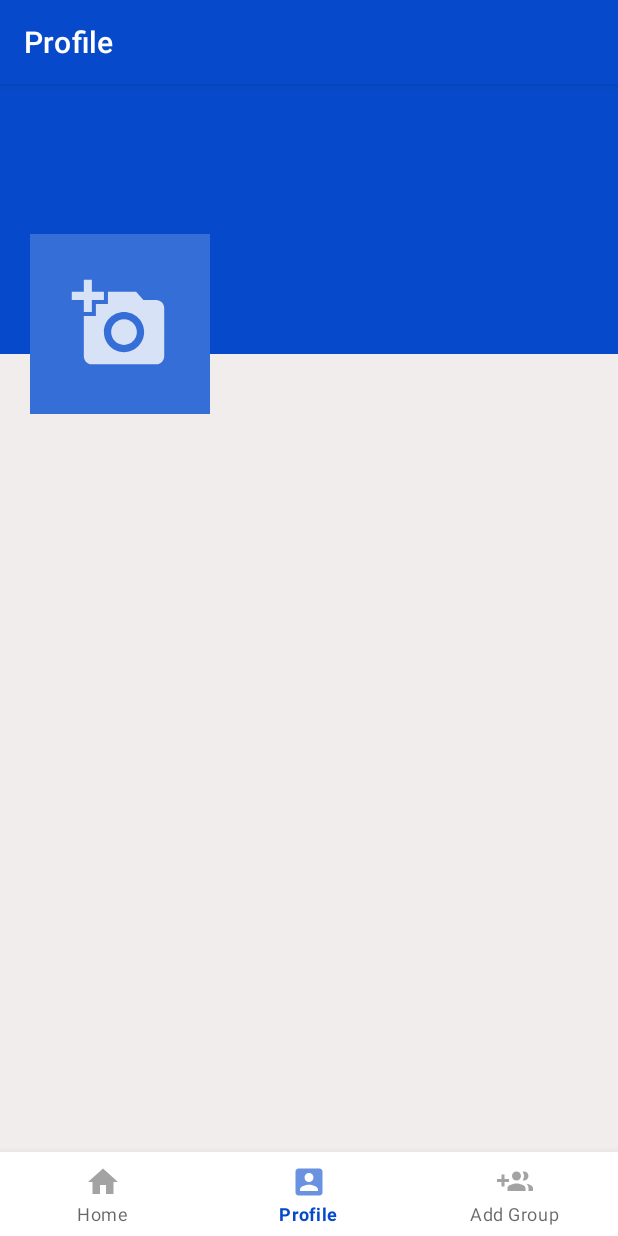
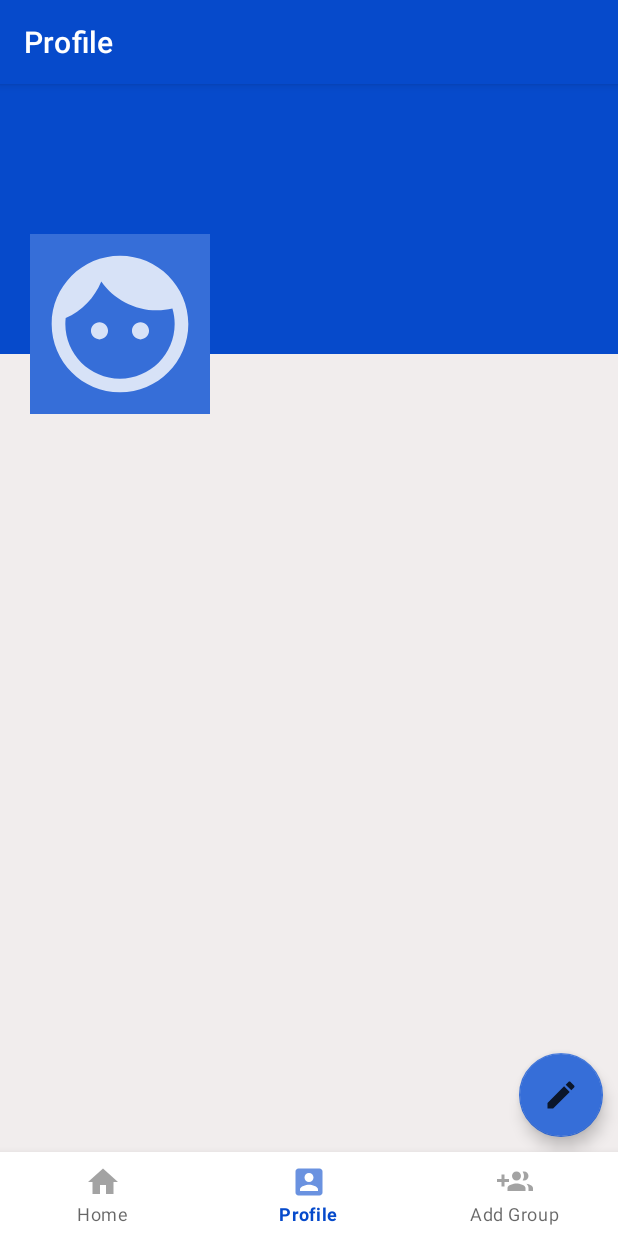
Before and after one commit to Nashrullahs/Project-Asknonim, an Android app: the screen it shows after launch once a user with an empty profile is signed in (DashboardActivity), item 2 of the bottom bar chosen, on a phone screen of 412 x 824 dp. Run offline under Robolectric (Android 15) with nearby library versions, the phone set to English and light mode, and no system bars; our stand-ins replace Firebase (no records; nobody signed in at launch, a user with empty details on screens opened directly), Picasso; 1 statement that could not run was skipped.

Commit message:
Menambahkan add button edit profile

```diff
--- a/app/build.gradle
+++ b/app/build.gradle
@@ -35,6 +35,7 @@ dependencies {
     implementation 'androidx.constraintlayout:constraintlayout:2.0.4'
     implementation 'com.google.firebase:firebase-auth:20.0.1'
     implementation 'com.google.firebase:firebase-database:19.5.1'
+    implementation 'com.google.firebase:firebase-storage:19.2.0'
 
     //user profile from picasso
     implementation 'com.squareup.picasso:picasso:2.71828'
--- a/app/src/main/AndroidManifest.xml
+++ b/app/src/main/AndroidManifest.xml
@@ -3,6 +3,9 @@
     package="com.example.asknonim">
     <!-- Izin Internet (Internet Permission -->
     <uses-permission android:name="android.permission.INTERNET" />
+
+    <uses-permission android:name="android.permission.CAMERA"/>
+
 
     <application
         android:allowBackup="true"
--- a/app/src/main/java/com/example/asknonim/ProfileFragment.java
+++ b/app/src/main/java/com/example/asknonim/ProfileFragment.java
@@ -1,5 +1,7 @@
 package com.example.asknonim;
 
+import android.app.AlertDialog;
+import android.content.DialogInterface;
 import android.os.Bundle;
 
 import androidx.annotation.NonNull;
@@ -11,6 +13,7 @@ import android.view.ViewGroup;
 import android.widget.ImageView;
 import android.widget.TextView;
 
+import com.google.android.material.floatingactionbutton.FloatingActionButton;
 import com.google.firebase.auth.FirebaseAuth;
 import com.google.firebase.auth.FirebaseUser;
 import com.google.firebase.database.DataSnapshot;
@@ -31,8 +34,9 @@ public class ProfileFragment extends Fragment {
     DatabaseReference databaseReference;
 
     //views from xml
-    ImageView avatarIv;
+    ImageView avatarIv,coverIv;
     TextView nameTv, emailTv, phoneTv;
+    FloatingActionButton fab;
 
 
     public ProfileFragment() {
@@ -53,9 +57,11 @@ public class ProfileFragment extends Fragment {
 
         //init views
         avatarIv = view.findViewById(R.id.avatarIv);
+        coverIv = view.findViewById(R.id.coverIv);
         nameTv = view.findViewById(R.id.nameTv);
         emailTv = view.findViewById(R.id.emailTv);
         phoneTv = view.findViewById(R.id.phoneTv);
+        fab = view.findViewById(R.id.fab);
 
         Query query = databaseReference.orderByChild("email").equalTo(user.getEmail());
         query.addValueEventListener(new ValueEventListener() {
@@ -91,10 +97,40 @@ public class ProfileFragment extends Fragment {
             }
         });
 
+        //fab button click
+        fab.setOnClickListener(new View.OnClickListener() {
+            @Override
+            public void onClick(View view) {
+                showEditProfileDialog();
+            }
+        });
 
 
 
 
         return view;
     }
+
+    private void showEditProfileDialog() {
+        /*Show dialog containing options
+        * 1) Edit Profile Picture
+        * 2) Edit Cover Photo
+        * 3) Edit Name
+        * 4) Edit Phone*/
+
+        //options to show in dialog
+        String options [] = {"Edit Profile Picture","Edit Cover Photo","Edit Name","Edit Phone"};
+        //alert dialog
+        AlertDialog.Builder builder = new AlertDialog.Builder(getActivity());
+        //set title
+        builder.setTitle("Choose Action");
+        //set items to dialog
+        builder.setItems(options, new DialogInterface.OnClickListener() {
+            @Override
+            public void onClick(DialogInterface dialogInterface, int i) {
+
+            }
+        });
+
+    }
 }
--- a/app/src/main/java/com/example/asknonim/RegisterActivity.java
+++ b/app/src/main/java/com/example/asknonim/RegisterActivity.java
@@ -122,6 +122,7 @@ public class RegisterActivity extends AppCompatActivity {
                             hashMap.put("phone","");
                             hashMap.put("name","");
                             hashMap.put("image","");
+                            hashMap.put("cover","");
 
                             //firebase database instance
                             FirebaseDatabase database = FirebaseDatabase.getInstance();
--- a/app/src/main/res/layout/fragment_profile.xml
+++ b/app/src/main/res/layout/fragment_profile.xml
@@ -1,20 +1,25 @@
 <?xml version="1.0" encoding="utf-8"?>
-<ScrollView xmlns:android="http://schemas.android.com/apk/res/android"
+<RelativeLayout xmlns:android="http://schemas.android.com/apk/res/android"
     xmlns:tools="http://schemas.android.com/tools"
     android:layout_width="match_parent"
     android:layout_height="match_parent"
     android:background="#F1EDED"
     tools:context=".ProfileFragment">
 
-    <RelativeLayout
+    <ScrollView
         android:layout_width="match_parent"
         android:layout_height="wrap_content">
-
         <RelativeLayout
             android:layout_width="match_parent"
-            android:layout_height="180dp"
-            android:background="@color/warnaprimerapp">
-        </RelativeLayout>
+            android:layout_height="wrap_content">
+
+            <!--Cover Photo-->
+            <ImageView
+                android:id="@+id/coverIv"
+                android:layout_width="match_parent"
+                android:layout_height="180dp"
+                android:background="@color/warnaprimerapp">
+            </ImageView>
 
             <LinearLayout
                 android:layout_width="match_parent"
@@ -28,7 +33,7 @@
                     android:layout_marginStart="20dp"
                     android:background="@color/warnasekunderapp"
                     android:padding="5dp"
-                    android:src="@drawable/ic_add_image"
+                    android:src="@drawable/ic_default_img_white"
                     android:layout_width="120dp"
                     android:layout_height="120dp"
                     android:layout_marginLeft="20dp"/>
@@ -70,7 +75,18 @@
             </LinearLayout>
 
 
-    </RelativeLayout>
+        </RelativeLayout>
+    </ScrollView>
 
+    <!--Floating action button -->
+    <com.google.android.material.floatingactionbutton.FloatingActionButton
+        android:id="@+id/fab"
+        android:src="@drawable/ic_edit_white"
+        android:layout_width="wrap_content"
+        android:layout_height="wrap_content"
+        android:layout_alignParentBottom="true"
+        android:layout_alignParentRight="true"
+        android:layout_alignParentEnd="true"
+        android:layout_margin="10dp"/>
 
-</ScrollView>
+</RelativeLayout>
```
Also changed, not shown: app/src/main/java/com/example/asknonim/LoginActivity.java (+4 -3 lines), app/src/main/java/com/example/asknonim/MenuActivity.java (deleted, +0 -90 lines), app/src/main/res/drawable-anydpi/ic_action_account.xml (deleted, +0 -11 lines), app/src/main/res/layout/activity_menu.xml (deleted, +0 -21 lines), app/src/main/res/drawable-hdpi/ic_action_account.png (deleted), app/src/main/res/drawable-mdpi/ic_action_account.png (deleted), app/src/main/res/drawable-xhdpi/ic_action_account.png (deleted), app/src/main/res/drawable-xxhdpi/ic_action_account.png (deleted), 12 other files.
